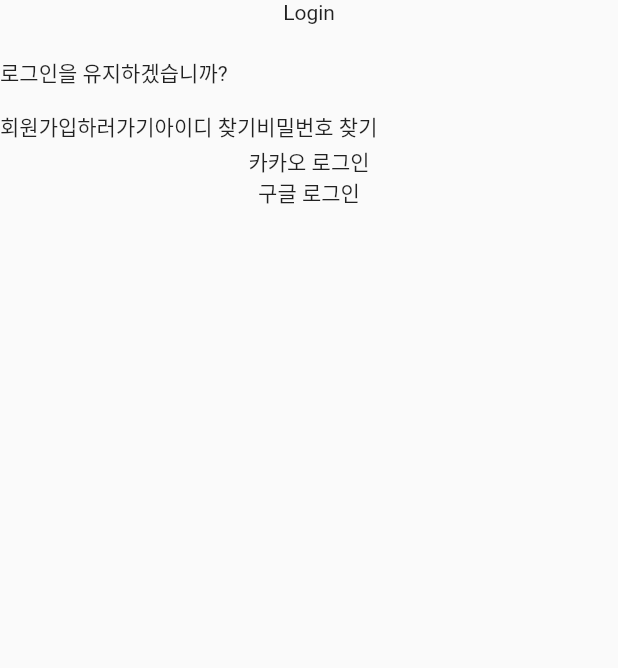
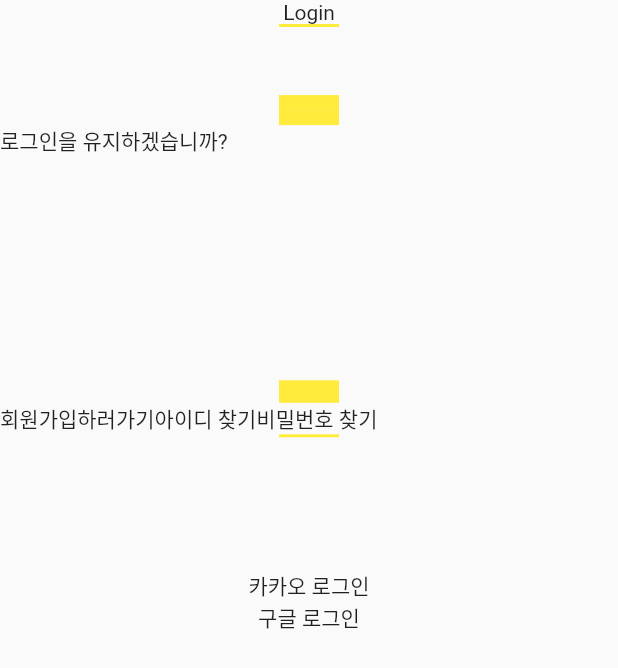
Before and after one commit to MintKangaroo/Foorip, a Flutter app: the LoginPage screen opened directly, on a phone screen of 412 x 824 dp. Shown: the top 668 px of the screen. Run offline on Flutter 3.47's test engine with Material 2 defaults, Android fonts, the phone set to English and light mode, and no system bars; our stand-ins replace get, google_maps_flutter.

Commit message:
login페이지 flex구현

```diff
--- a/FooRip_APP/foorip_app_project/lib/Pages/LoginPage.dart
+++ b/FooRip_APP/foorip_app_project/lib/Pages/LoginPage.dart
@@ -1,8 +1,7 @@
 import 'package:flutter/material.dart';
 
-
 class LoginPage extends StatefulWidget {
-  const LoginPage({ Key? key }) : super(key: key);
+  const LoginPage({Key? key}) : super(key: key);
 
   @override
   _LoginPageState createState() => _LoginPageState();
@@ -11,55 +10,120 @@
 class _LoginPageState extends State<LoginPage> {
   @override
   Widget build(BuildContext context) {
-    return Scaffold(
+    return SafeArea(
+      child: Scaffold(
         body: Column(
+          children: [
+            Flexible(
+              flex: 3,
+              child: Container(
+                child: SizedBox(),
+              ),
+            ),
+            Flexible(
+              flex: 2,
+              child: Container(
+                child: Column(
                   children: [
                     Text("Login"),
                     Container(
                       width: 40,
                       height: 2,
+                      color: Colors.yellow,
+                    ),
+                  ],
+                ),
+              ),
+            ),
+            Flexible(
+              flex: 6,
+              child: Container(
+                child: Column(
+                  children: [
+                    Container(
+                      width: 40,
+                      height: 10,
+                      color: Colors.yellow,
                     ),
                     Container(
                       width: 40,
                       height: 10,
+                      color: Colors.yellow,
                     ),
-          Container(
-            width: 40,
-            height: 10,
-          ),
-          Row(children: [
+                    Row(
+                      children: [
                         //TODO: CheckBox 구현
                         Text("로그인을 유지하겠습니까?")
-          ],),
+                      ],
+                    ),
+                  ],
+                ),
+              ),
+            ),
+            Flexible(
+              flex:2,
+              child: Container(child: SizedBox()),
+            ),
+            Flexible(
+              flex: 4,
+              child: Container(
+                child: Column(
+                  children: [
                     GestureDetector(
-            onTap: (){
+                      onTap: () {
                         //TODO: Login버튼이 눌렸을 때
                       },
                       child: Container(
                         width: 40,
                         height: 15,
+                        color: Colors.yellow,
                       ),
                     ),
                     Row(
                       children: [
-              GestureDetector(
-                onTap: (){},
-                child: Text("회원가입하러가기")),
-                GestureDetector(
-                onTap: (){},
-                child: Text("아이디 찾기")),
-                GestureDetector(
-                onTap: (){},
-                child: Text("비밀번호 찾기")),
+                        GestureDetector(onTap: () {}, child: Text("회원가입하러가기")),
+                        GestureDetector(onTap: () {}, child: Text("아이디 찾기")),
+                        GestureDetector(onTap: () {}, child: Text("비밀번호 찾기")),
                       ],
                     ),
                     Container(
                       width: 40,
                       height: 2,
+                      color: Colors.yellow,
                     ),
-          Container(child: Text("카카오 로그인"),),
-          Container(child: Text("구글 로그인"),)
                   ],
+                ),
+              ),
+            ),
+            Flexible(
+              flex: 2,
+              child: Container(
+                child: SizedBox(),
+              ),
+            ),
+            Flexible(
+              flex: 4,
+              child: Container(
+                child: Column(
+                  children: [
+                    Container(
+                      child: Text("카카오 로그인"),
+                    ),
+                    Container(
+                      child: Text("구글 로그인"),
+                    )
+                  ],
+                ),
+              ),
+            ),
+            Flexible(
+              flex: 3,
+              child: Container(
+                child: SizedBox(),
+              ),
+            ),
+          ],
+        ),
       ),
     );
   }
--- a/FooRip_APP/foorip_app_project/lib/Pages/SplashPage.dart
+++ b/FooRip_APP/foorip_app_project/lib/Pages/SplashPage.dart
@@ -18,7 +18,7 @@
   @override
   Widget build(BuildContext context) {
     //Splash 후 페이지 이동
-    Timer(Duration(seconds: 2), () => Get.offAndToNamed('/MainPage'));
+    Timer(Duration(seconds: 2), () => Get.offAndToNamed('/LoginPage'));
 
     return Scaffold(
       body: (Center(
--- a/FooRip_APP/foorip_app_project/lib/main.dart
+++ b/FooRip_APP/foorip_app_project/lib/main.dart
@@ -4,6 +4,7 @@
 //라우트를 위한 다트 파일 가져오기
 import 'Pages/SplashPage.dart';
 import 'Pages/MainPage.dart';
+import 'Pages/LoginPage.dart';
 
 void main() {
   runApp(MyApp());
@@ -17,15 +18,13 @@
         debugShowCheckedModeBanner: false,
         theme: ThemeData(
             primarySwatch: Colors.blue,
-        visualDensity: VisualDensity.adaptivePlatformDensity
-      ),
+            visualDensity: VisualDensity.adaptivePlatformDensity),
         initialRoute: '/',
         getPages: [
           // TODO: 페이지 추가할 때 라우트 추가하기
           GetPage(name: '/', page: () => SplashPage()),
           GetPage(name: '/MainPage', page: () => MainPage()),
-      ]
-
-    );
+          GetPage(name: '/LoginPage', page: () => LoginPage()),
+        ]);
   }
 }
```
Lines whose indentation alone changed are shown as unchanged.
